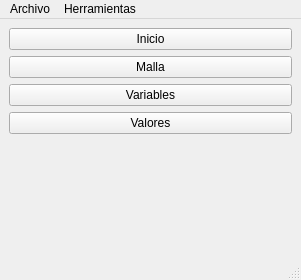
The window that main_window/ui/main_window.ui (luisdavidrodm/PrePRODIC3D) describes before a commit, drawn with Qt 5.
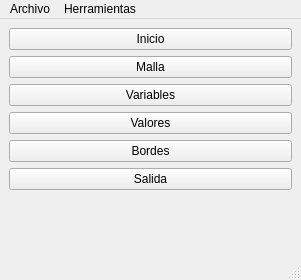
The same window after the commit.

Commit message: Se agrego la ventana Salida

Diff of the .ui file:
```diff
--- a/main_window/ui/main_window.ui
+++ b/main_window/ui/main_window.ui
@@ -43,6 +43,20 @@
       </property>
      </widget>
     </item>
+    <item>
+     <widget class="QPushButton" name="pb_bordes">
+      <property name="text">
+       <string>Bordes</string>
+      </property>
+     </widget>
+    </item>
+    <item>
+     <widget class="QPushButton" name="pb_salida">
+      <property name="text">
+       <string>Salida</string>
+      </property>
+     </widget>
+    </item>
     <item>
      <spacer name="verticalSpacer">
       <property name="orientation">
```
The commit also changes 12 other files.
